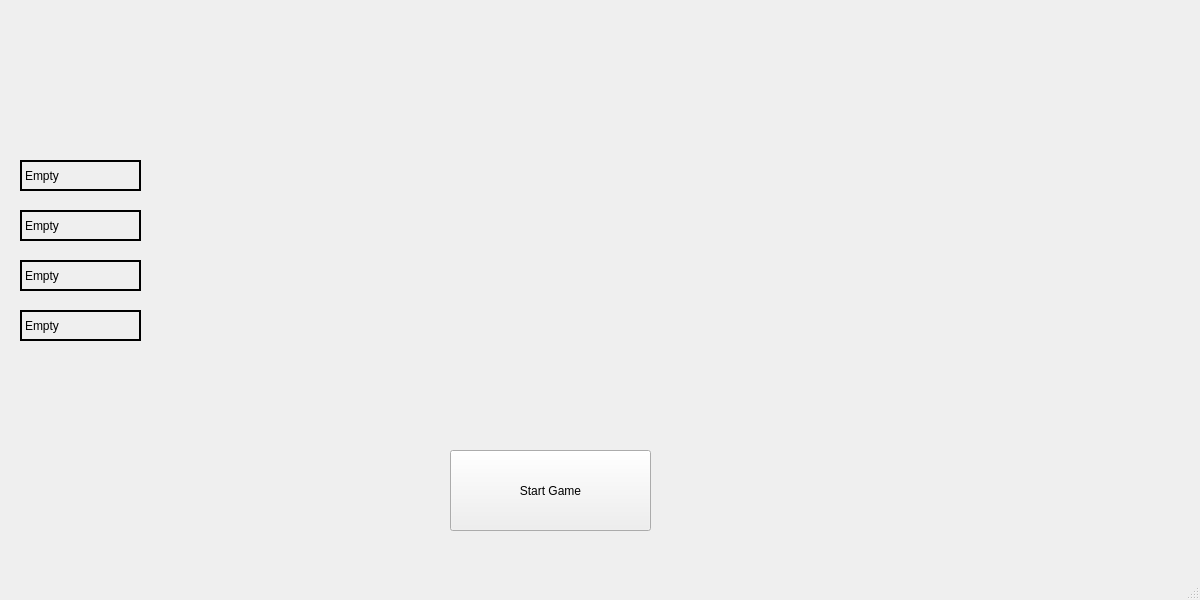
Before: the Qt Designer form Client1/LobbyPage.ui in Paul-Podoleanu/ProjectModernCpp, drawn with Qt 5.
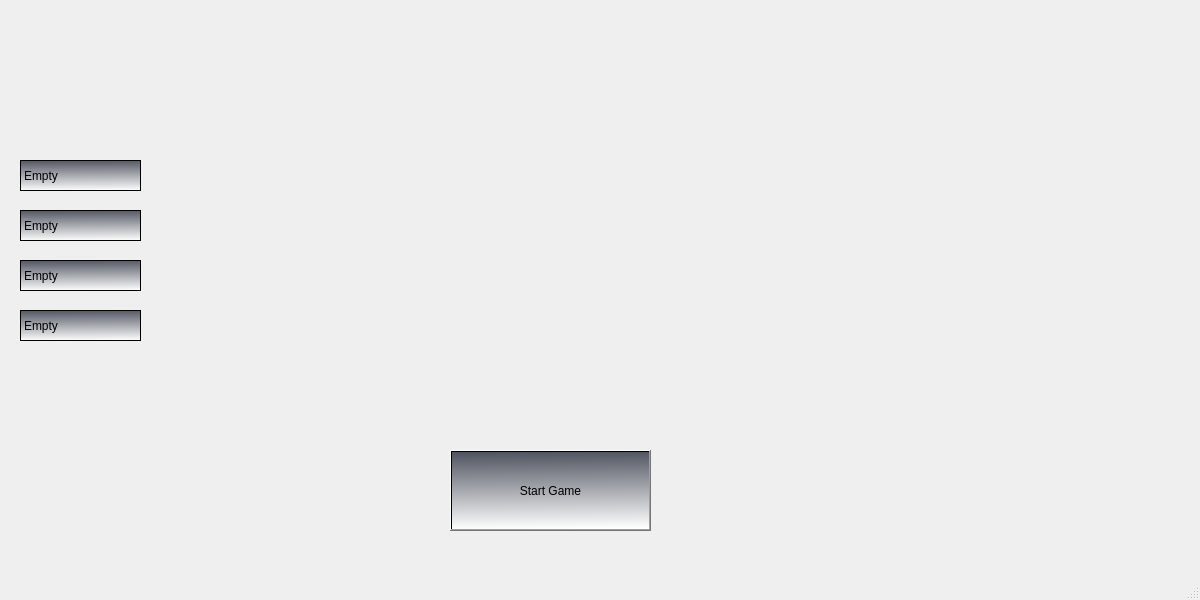
After: the same form once the commit is applied. Icons and pictures are not drawn.

Diff of the .ui file:
```diff
--- a/Client1/LobbyPage.ui
+++ b/Client1/LobbyPage.ui
@@ -17,6 +17,9 @@
    <string notr="true">background-image:url(:/Poze/Resources/1.jpg)</string>
   </property>
   <widget class="QWidget" name="centralwidget">
+   <property name="styleSheet">
+    <string notr="true">border-image: url(:/Poze/Resources/blue.jpg);</string>
+   </property>
    <widget class="QPushButton" name="StartGame">
     <property name="geometry">
      <rect>
@@ -27,7 +30,8 @@
      </rect>
     </property>
     <property name="styleSheet">
-     <string notr="true">backgroud-color:rgb(255, 85, 0)</string>
+     <string notr="true">border-image:transparent;
+background-color: qlineargradient(spread:pad, x1:0.443, y1:0, x2:0.465909, y2:1, stop:0 rgba(81, 85, 97, 255), stop:1 rgba(255, 255, 255, 255));</string>
     </property>
     <property name="text">
      <string>Start Game</string>
@@ -42,11 +46,15 @@
       <height>31</height>
      </rect>
     </property>
+    <property name="styleSheet">
+     <string notr="true">border-image:transparent;
+background-color: qlineargradient(spread:pad, x1:0.443, y1:0, x2:0.465909, y2:1, stop:0 rgba(81, 85, 97, 255), stop:1 rgba(255, 255, 255, 255));</string>
+    </property>
     <property name="frameShape">
      <enum>QFrame::Box</enum>
     </property>
     <property name="lineWidth">
-     <number>2</number>
+     <number>1</number>
     </property>
     <property name="text">
      <string>Empty</string>
@@ -61,11 +69,15 @@
       <height>31</height>
      </rect>
     </property>
+    <property name="styleSheet">
+     <string notr="true">border-image:transparent;
+background-color: qlineargradient(spread:pad, x1:0.443, y1:0, x2:0.465909, y2:1, stop:0 rgba(81, 85, 97, 255), stop:1 rgba(255, 255, 255, 255));</string>
+    </property>
     <property name="frameShape">
      <enum>QFrame::Box</enum>
     </property>
     <property name="lineWidth">
-     <number>2</number>
+     <number>1</number>
     </property>
     <property name="text">
      <string>Empty</string>
@@ -80,11 +92,15 @@
       <height>31</height>
      </rect>
     </property>
+    <property name="styleSheet">
+     <string notr="true">border-image:transparent;
+background-color: qlineargradient(spread:pad, x1:0.443, y1:0, x2:0.465909, y2:1, stop:0 rgba(81, 85, 97, 255), stop:1 rgba(255, 255, 255, 255));</string>
+    </property>
     <property name="frameShape">
      <enum>QFrame::Box</enum>
     </property>
     <property name="lineWidth">
-     <number>2</number>
+     <number>1</number>
     </property>
     <property name="text">
      <string>Empty</string>
@@ -99,11 +115,15 @@
       <height>31</height>
      </rect>
     </property>
+    <property name="styleSheet">
+     <string notr="true">border-image:transparent;
+background-color: qlineargradient(spread:pad, x1:0.443, y1:0, x2:0.465909, y2:1, stop:0 rgba(81, 85, 97, 255), stop:1 rgba(255, 255, 255, 255));</string>
+    </property>
     <property name="frameShape">
      <enum>QFrame::Box</enum>
     </property>
     <property name="lineWidth">
-     <number>2</number>
+     <number>1</number>
     </property>
     <property name="text">
      <string>Empty</string>
```
Left out of the diff: 2 changed lines with no effect on the pictures.
